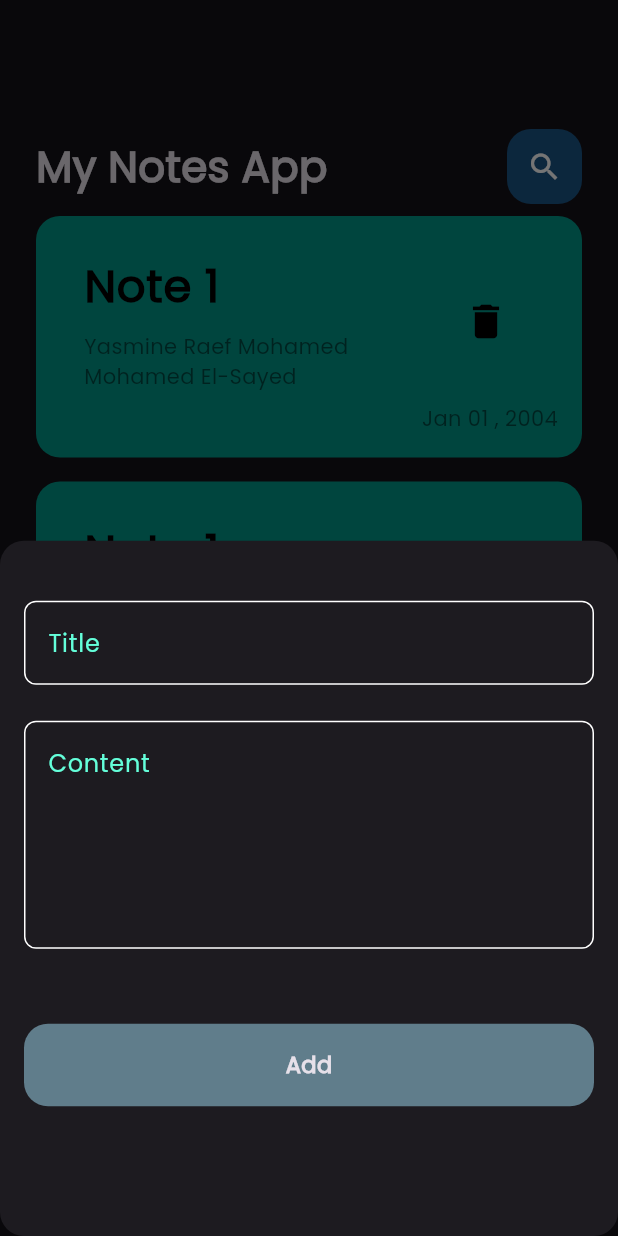
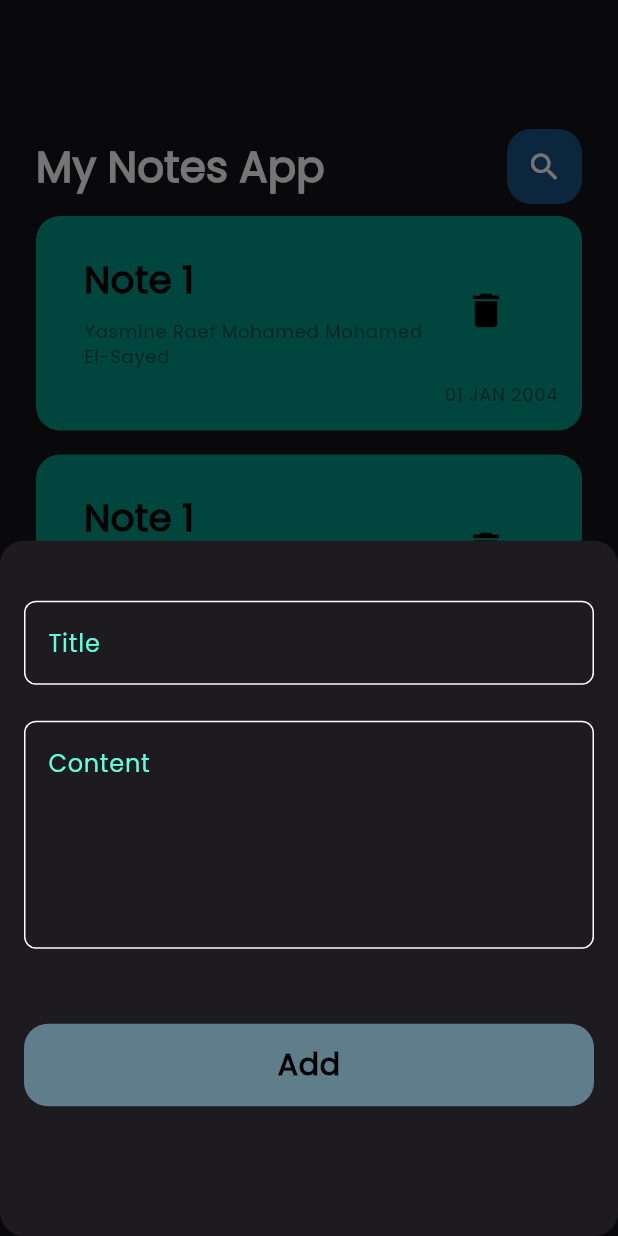
Before and after one commit to YasmineRaef/notes-app-second, a Flutter app: the screen it shows after launch, after a tap on the "add" icon, on a phone screen of 412 x 824 dp. Run offline on Flutter 3.47's test engine with Material 3 defaults, Android fonts, the phone set to English and light mode, and no system bars; our stand-ins replace gap.

Commit message:
Adding Text Theme

```diff
--- a/lib/app/app.dart
+++ b/lib/app/app.dart
@@ -1,5 +1,6 @@
 import 'package:flutter/material.dart';
 import 'package:notes_app_2/presentation/notes_view.dart';
+import 'package:notes_app_2/presentation/resources/theme.dart';
 
 class NotesApp extends StatelessWidget {
   const NotesApp({super.key});
@@ -7,9 +8,8 @@ class NotesApp extends StatelessWidget {
   @override
   Widget build(BuildContext context) {
     return MaterialApp(
-      home: const NotesView(),
-      debugShowCheckedModeBanner: false,
-      theme: ThemeData(brightness: Brightness.dark, fontFamily: 'Poppins'),
-    );
+        home: const NotesView(),
+        debugShowCheckedModeBanner: false,
+        theme: appTheme());
   }
 }
--- a/lib/presentation/notes_view.dart
+++ b/lib/presentation/notes_view.dart
@@ -26,9 +26,8 @@ class NotesView extends StatelessWidget {
             child: Column(children: [
               const Gap(70),
               Row(mainAxisAlignment: MainAxisAlignment.spaceBetween, children: [
-                const Text("My Notes App",
-                    style:
-                        TextStyle(fontWeight: FontWeight.bold, fontSize: 28)),
+                Text("My Notes App",
+                    style: Theme.of(context).textTheme.labelLarge),
                 Container(
                     height: 50,
                     width: 50,
--- /dev/null
+++ b/lib/presentation/resources/theme.dart
@@ -0,0 +1,13 @@
+import 'package:flutter/material.dart';
+
+ThemeData appTheme() {
+  return ThemeData(
+      fontFamily: 'Poppins',
+      brightness: Brightness.dark,
+      textTheme: const TextTheme(
+          labelLarge: TextStyle(
+              color: Colors.white, fontWeight: FontWeight.bold, fontSize: 28),
+          labelMedium: TextStyle(
+              color: Colors.black, fontWeight: FontWeight.bold, fontSize: 20),
+          labelSmall: TextStyle(color: Colors.black, fontSize: 12)));
+}
--- a/lib/presentation/views/bottom_sheet.dart
+++ b/lib/presentation/views/bottom_sheet.dart
@@ -1,5 +1,6 @@
 import 'package:flutter/material.dart';
 import 'package:gap/gap.dart';
+import 'package:notes_app_2/presentation/resources/theme.dart';
 import 'package:notes_app_2/presentation/widgets/custom_text_field.dart';
 
 class BottomSheetView extends StatelessWidget {
@@ -9,8 +10,7 @@ class BottomSheetView extends StatelessWidget {
   Widget build(BuildContext context) {
     return Column(
       children: [
-        const CustomTextField(hint: "Title"),
-        const CustomTextField(hint: "Content", maxLines: 5),
+        const TextFields(),
         const Gap(50),
         Container(
             height: 55,
@@ -18,11 +18,24 @@ class BottomSheetView extends StatelessWidget {
             decoration: BoxDecoration(
                 color: Colors.blueGrey,
                 borderRadius: BorderRadius.circular(16)),
-            child: const Center(
+            child: Center(
                 child: Text("Add",
-                    style:
-                        TextStyle(fontWeight: FontWeight.bold, fontSize: 15))))
+                    style: Theme.of(context).textTheme.labelMedium)))
       ],
     );
   }
 }
+
+class TextFields extends StatelessWidget {
+  const TextFields({super.key});
+
+  @override
+  Widget build(BuildContext context) {
+    return const Column(
+      children: [
+        CustomTextField(hint: "Title"),
+        CustomTextField(hint: "Content", maxLines: 5),
+      ],
+    );
+  }
+}
--- a/lib/presentation/views/edit_note_view.dart
+++ b/lib/presentation/views/edit_note_view.dart
@@ -1,6 +1,6 @@
 import 'package:flutter/material.dart';
 import 'package:gap/gap.dart';
-import 'package:notes_app_2/presentation/widgets/custom_text_field.dart';
+import 'package:notes_app_2/presentation/views/bottom_sheet.dart';
 
 class EditNote extends StatelessWidget {
   const EditNote({super.key});
@@ -13,9 +13,7 @@ class EditNote extends StatelessWidget {
             child: Column(children: [
               const Gap(70),
               Row(mainAxisAlignment: MainAxisAlignment.spaceBetween, children: [
-                const Text("Edit",
-                    style:
-                        TextStyle(fontWeight: FontWeight.bold, fontSize: 28)),
+                Text("Edit", style: Theme.of(context).textTheme.labelLarge),
                 Container(
                     height: 50,
                     width: 50,
@@ -24,8 +22,7 @@ class EditNote extends StatelessWidget {
                         color: const Color.fromRGBO(33, 150, 243, 0.5)),
                     child: const Center(child: Icon(Icons.edit)))
               ]),
-              const CustomTextField(hint: "Title"),
-              const CustomTextField(hint: "Content", maxLines: 5),
+              const TextFields(),
             ])));
   }
 }
--- a/lib/presentation/widgets/note_card.dart
+++ b/lib/presentation/widgets/note_card.dart
@@ -18,23 +18,28 @@ class NoteCard extends StatelessWidget {
               color: Colors.teal, borderRadius: BorderRadius.circular(16)),
           child: Column(crossAxisAlignment: CrossAxisAlignment.end, children: [
             ListTile(
-              title: const Text("Note 1",
-                  style: TextStyle(
-                    fontSize: 30,
-                    color: Colors.black,
-                    fontWeight: FontWeight.bold,
-                  )),
+              title: Text("Note 1",
+                  style: Theme.of(context)
+                      .textTheme
+                      .labelLarge
+                      ?.copyWith(fontSize: 25, color: Colors.black)),
               subtitle: Padding(
                   padding: const EdgeInsets.only(top: 8),
                   child: Text("Yasmine Raef Mohamed Mohamed El-Sayed",
-                      style: TextStyle(color: Colors.black.withOpacity(0.5)))),
+                      style: Theme.of(context).textTheme.labelSmall?.copyWith(
+                          color: const Color.fromRGBO(0, 0, 0, 0.5)))),
               trailing: IconButton(
                   onPressed: () {},
                   icon:
                       const Icon(Icons.delete, size: 30, color: Colors.black)),
             ),
-            Text("Jan 01 , 2004",
-                style: TextStyle(color: Colors.black.withOpacity(.5)))
+            Text(
+              "01 JAN 2004",
+              style: Theme.of(context)
+                  .textTheme
+                  .labelSmall
+                  ?.copyWith(color: const Color.fromRGBO(0, 0, 0, 0.5)),
+            )
           ])),
     );
   }
```
